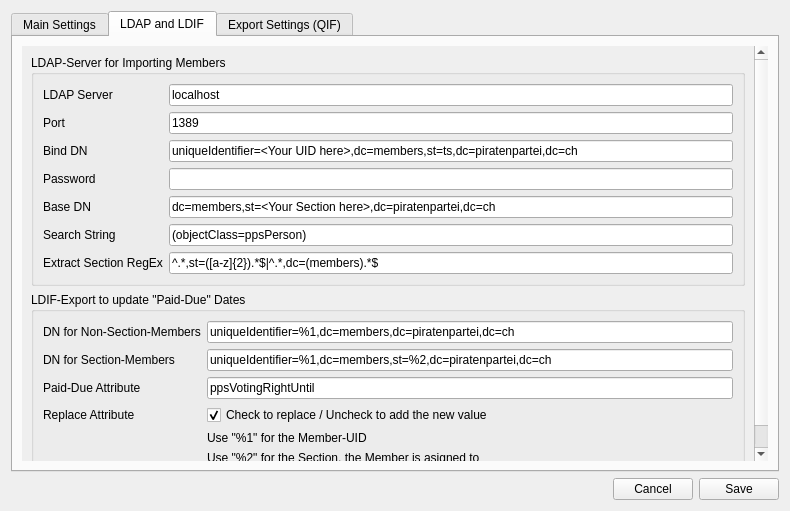
First picture: the form in forms/settings.ui, repository LukyLuke/PiTres, before the edit.
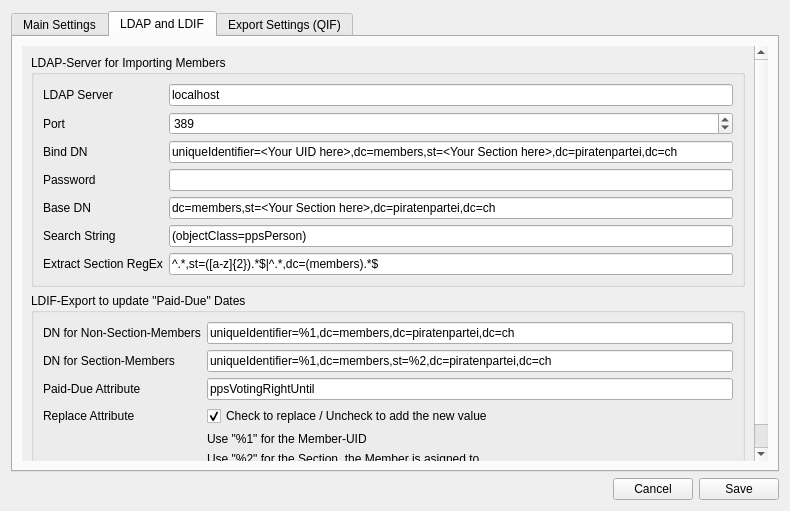
Second picture: the form after the edit. The open tabs and pages were chosen to show the change.

Commit message: Settings can now be saved

The edit to the form file:
```diff
--- a/forms/settings.ui
+++ b/forms/settings.ui
@@ -145,7 +145,7 @@
             <x>0</x>
             <y>0</y>
             <width>766</width>
-            <height>426</height>
+            <height>437</height>
            </rect>
           </property>
           <layout class="QVBoxLayout" name="verticalLayout_4">
@@ -211,17 +211,10 @@
                 </property>
                </widget>
               </item>
-              <item row="1" column="1">
-               <widget class="QLineEdit" name="lineEdit_14">
-                <property name="text">
-                 <string>1389</string>
-                </property>
-               </widget>
-              </item>
               <item row="2" column="1">
                <widget class="QLineEdit" name="lineEdit_15">
                 <property name="text">
-                 <string>uniqueIdentifier=&lt;Your UID here&gt;,dc=members,st=ts,dc=piratenpartei,dc=ch</string>
+                 <string>uniqueIdentifier=&lt;Your UID here&gt;,dc=members,st=&lt;Your Section here&gt;,dc=piratenpartei,dc=ch</string>
                 </property>
                </widget>
               </item>
@@ -253,6 +246,16 @@
                 </property>
                </widget>
               </item>
+              <item row="1" column="1">
+               <widget class="QSpinBox" name="ldapPort">
+                <property name="maximum">
+                 <number>65534</number>
+                </property>
+                <property name="value">
+                 <number>389</number>
+                </property>
+               </widget>
+              </item>
              </layout>
             </widget>
            </item>
```
Left out of the diff: 46 changed lines with no effect on the pictures. The commit also changes 3 other files.
